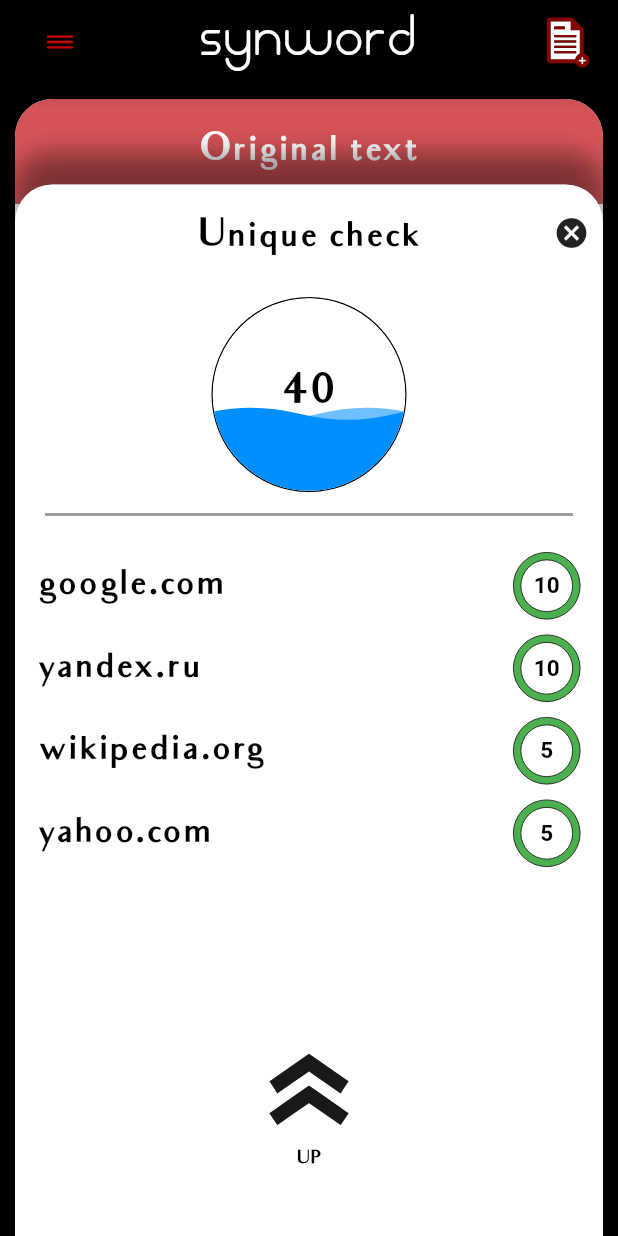
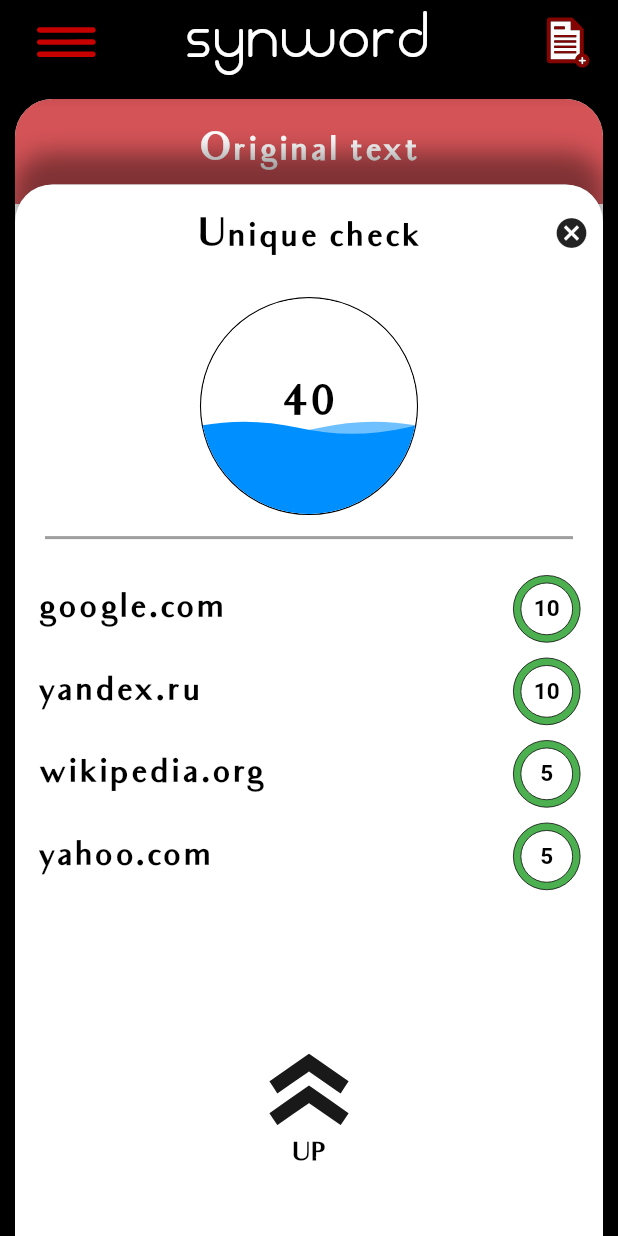
Before and after one commit to summert1m3/Synword-client-legacy, a Flutter app: the screen it shows after launch, after a tap on an icon or button, on a phone screen of 412 x 824 dp. Run offline on Flutter 3.47's test engine with Material 2 defaults, Android fonts, the phone set to English and light mode, and no system bars; our stand-ins replace flutter_svg, hexcolor; missing offline and left inert: loading_animations.

```diff
--- a/lib/widgets/bodyButtonBar.dart
+++ b/lib/widgets/bodyButtonBar.dart
@@ -29,6 +29,8 @@ class BodyButtonBar extends StatelessWidget {
 
   @override
   Widget build(BuildContext context) {
+    final screenSize = MediaQuery.of(context).size;
+
     return Container(
       width: MediaQuery.of(context).copyWith().size.width,
       child: Row(
@@ -37,7 +39,9 @@ class BodyButtonBar extends StatelessWidget {
           Visibility(
             child: Column(
               children: [
-                FloatingActionButton(
+                Container(
+                  width: (screenSize.width+screenSize.height)/20,
+                  child: FloatingActionButton(
                       child: SvgPicture.asset(
                         'icons/check_button.svg',
                         color: Colors.black,
@@ -47,9 +51,10 @@ class BodyButtonBar extends StatelessWidget {
                       elevation: 0.0,
                       onPressed: _firstButtonCallback
                   ),
+                ),
                 Container(
-                  padding: EdgeInsets.only(top: 10),
-                  child: Text('CHECK', style: TextStyle(fontSize: 12, fontFamily: 'Audrey', fontWeight: FontWeight.bold, color: Colors.black)),
+                  padding: EdgeInsets.only(top: (screenSize.height + screenSize.width)/280),
+                  child: Text('CHECK', style: TextStyle(fontSize: screenSize.height/60, fontFamily: 'Audrey', fontWeight: FontWeight.bold, color: Colors.black)),
                 )
               ],
             ),
@@ -64,7 +69,9 @@ class BodyButtonBar extends StatelessWidget {
           Visibility(
             child: Column(
               children: [
-                FloatingActionButton(
+                Container(
+                  width: (screenSize.width+screenSize.height)/20,
+                  child: FloatingActionButton(
                       child: SvgPicture.asset(
                         'icons/up_button.svg',
                         color: Colors.black,
@@ -74,9 +81,10 @@ class BodyButtonBar extends StatelessWidget {
                       elevation: 0.0,
                       onPressed: _secondButtonCallback
                   ),
+                ),
                 Container(
-                  padding: EdgeInsets.only(top: 10),
-                  child: Text('UP', style: TextStyle(fontSize: 12, fontFamily: 'Audrey', fontWeight: FontWeight.bold, color: Colors.black)),
+                  padding: EdgeInsets.only(top: (screenSize.height + screenSize.width)/280),
+                  child: Text('UP', style: TextStyle(fontSize: screenSize.height/50, fontFamily: 'Audrey', fontWeight: FontWeight.bold, color: Colors.black)),
                 )
               ],
             ),
--- a/lib/widgets/drawerMenu/drawerMenu.dart
+++ b/lib/widgets/drawerMenu/drawerMenu.dart
@@ -12,8 +12,9 @@ class DrawerMenu extends StatefulWidget {
 class _DrawerMenuState extends State<DrawerMenu> {
   @override
   Widget build(BuildContext context) {
+    final screenSize = MediaQuery.of(context).size;
     return Container(
-      width: 150,
+      width: screenSize.width/2.8,
       child: Theme(
         data: Theme.of(context).copyWith(
           canvasColor: Colors.black,
@@ -21,11 +22,14 @@ class _DrawerMenuState extends State<DrawerMenu> {
         child: Drawer(
           child: ListView(
             children: <Widget>[
-              SizedBox(height: 5),
+              SizedBox(
+                  height: 5
+              ),
               IconButton(
                 icon: Icon(
                   Icons.arrow_forward,
                   color: Colors.white,
+                  size: (screenSize.height + screenSize.width)/40,
                 ),
                 onPressed: () {
                   FocusScope.of(context).unfocus();
@@ -33,19 +37,20 @@ class _DrawerMenuState extends State<DrawerMenu> {
                 },
               ),
               SizedBox(
-                width: 8,
-                height: 8,
+                height: 3,
               ),
               Text('COMMERCIAL',
                   textAlign: TextAlign.center,
                   style: TextStyle(
-                      color: Colors.white, fontFamily: 'Audrey', fontSize: 15)),
+                    color: Colors.white,
+                    fontFamily: 'Audrey', fontSize: (screenSize.height + screenSize.width)/80,
+                  ),
+              ),
               SizedBox(
-                width: 10,
-                height: 10,
+                height: (screenSize.height + screenSize.width)/240,
               ),
               IconButton(
-                iconSize: 60,
+                iconSize: (screenSize.height/17 + screenSize.width/17),
                 tooltip: 'Premium',
                 icon: SvgPicture.asset(
                   'icons/premium.svg',
@@ -53,9 +58,8 @@ class _DrawerMenuState extends State<DrawerMenu> {
                 ),
                 onPressed: () => {},
               ),
-              //SizedBox(height: 25),
               IconButton(
-                iconSize: 60,
+                iconSize: (screenSize.height/17 + screenSize.width/17),
                 tooltip: 'Buy symbols',
                 icon: SvgPicture.asset(
                   'icons/buy_symbols.svg',
@@ -64,22 +68,20 @@ class _DrawerMenuState extends State<DrawerMenu> {
                 onPressed: () => {},
               ),
               SizedBox(
-                width: 15,
-                height: 15,
+                height: (screenSize.height + screenSize.width)/160,
               ),
               Text(
                   'SOCIAL',
                   textAlign: TextAlign.center,
                   style: TextStyle(
-                      color: Colors.white, fontFamily: 'Audrey', fontSize: 15
-                  )
+                      color: Colors.white, fontFamily: 'Audrey', fontSize: (screenSize.height + screenSize.width)/80,
+                  ),
               ),
               SizedBox(
-                width: 10,
-                height: 10,
+                height: (screenSize.height + screenSize.width)/240,
               ),
               IconButton(
-                iconSize: 55,
+                iconSize: (screenSize.height/17 + screenSize.width/17),
                 tooltip: 'Instagram',
                 icon: Image(
                   image: AssetImage('icons/instagram.png'),
@@ -87,7 +89,7 @@ class _DrawerMenuState extends State<DrawerMenu> {
                 onPressed: () => {},
               ),
               IconButton(
-                iconSize: 55,
+                iconSize: (screenSize.height/17 + screenSize.width/17),
                 tooltip: 'VK',
                 icon: Image(
                   image: AssetImage('icons/vk.png'),
@@ -95,21 +97,19 @@ class _DrawerMenuState extends State<DrawerMenu> {
                 onPressed: () => {},
               ),
               SizedBox(
-                width: 15,
-                height: 15,
+                height: (screenSize.height + screenSize.width)/160,
               ),
               Text('OTHER',
                   textAlign: TextAlign.center,
                   style: TextStyle(
-                      color: Colors.white, fontFamily: 'Audrey', fontSize: 15
-                  )
+                      color: Colors.white, fontFamily: 'Audrey', fontSize: (screenSize.height + screenSize.width)/80,
+                  ),
               ),
               SizedBox(
-                width: 10,
-                height: 10,
+                height: (screenSize.height + screenSize.width)/240,
               ),
               IconButton(
-                iconSize: 60,
+                iconSize: (screenSize.height/17 + screenSize.width/17),
                 tooltip: 'Language',
                 icon: SvgPicture.asset(
                   'icons/language.svg',
@@ -118,7 +118,7 @@ class _DrawerMenuState extends State<DrawerMenu> {
                 onPressed: () => {},
               ),
               IconButton(
-                iconSize: 60,
+                iconSize: (screenSize.height/17 + screenSize.width/17),
                 tooltip: 'Feedback',
                 icon: SvgPicture.asset(
                   'icons/feedback.svg',
--- a/lib/widgets/home.dart
+++ b/lib/widgets/home.dart
@@ -2,30 +2,30 @@ import 'package:flutter/material.dart';
 import 'package:synword/widgets/drawerMenu/drawerMenu.dart';
 import 'package:synword/widgets/body.dart';
 import 'package:flutter_svg/flutter_svg.dart';
+import 'package:synword/widgets/uploadButton/uploadButtonWidget.dart';
 import 'package:hexcolor/hexcolor.dart';
-import 'package:synword/widgets/uploadButton/uploadButtonWidget.dart';
 
 class Home extends StatelessWidget {
 
   final GlobalKey<ScaffoldState> _scaffoldKey = new GlobalKey<ScaffoldState>();
-
   @override
   Widget build(BuildContext context) {
+    final screenSize = MediaQuery.of(context).size;
+
     return Scaffold(
       key: _scaffoldKey,
       appBar: AppBar(
-        leadingWidth: 80,
+        leadingWidth: (screenSize.height/14) + (screenSize.width/14),
         title: Text(
           'synword',
-          style: TextStyle(fontFamily: 'Waxe', fontSize: 33, letterSpacing: 1.5),
+          style: TextStyle(fontFamily: 'Waxe', fontSize: (screenSize.height/33 + screenSize.width/33), letterSpacing: 1.5),
         ),
         centerTitle: true,
         leading: IconButton(
           tooltip: 'Menu',
           icon: SvgPicture.asset(
             'icons/menu.svg',
-            width: 18,
-            height: 18,
+            height: (screenSize.height/61 + screenSize.width/61),
             color: HexColor('#C70000'),
           ),
             onPressed: () => {
@@ -37,6 +37,7 @@ class Home extends StatelessWidget {
             tooltip: 'Insert file',
             icon: SvgPicture.asset(
               'icons/upload_button.svg',
+              height: (screenSize.height/27 + screenSize.width/27),
               semanticsLabel: 'Upload button',
             ),
             onPressed: () {
--- a/lib/widgets/layerTextForm.dart
+++ b/lib/widgets/layerTextForm.dart
@@ -7,6 +7,7 @@ class LayerTextForm extends StatelessWidget {
 
   @override
   Widget build(BuildContext context) {
+    final screenSize = MediaQuery.of(context).size;
     return Container(
       margin: EdgeInsets.all(10),
       child: TextFormField(
@@ -15,7 +16,7 @@ class LayerTextForm extends StatelessWidget {
         decoration: InputDecoration(
             hintStyle: TextStyle(
                 fontFamily: 'Audrey',
-                fontSize: 20,
+                fontSize: (screenSize.height/55 + screenSize.width/55),
                 fontWeight: FontWeight.bold),
             hintText: 'Enter your text here',
             fillColor: Colors.white,
--- a/lib/widgets/layerTitle.dart
+++ b/lib/widgets/layerTitle.dart
@@ -21,6 +21,7 @@ class LayerTitle extends StatelessWidget {
 
   @override
   Widget build(BuildContext context) {
+    final screenSize = MediaQuery.of(context).size;
     return Container(
           width: MediaQuery.of(context).copyWith().size.width - 20,
           height: TitleHeight,
--- a/lib/widgets/waveBar.dart
+++ b/lib/widgets/waveBar.dart
@@ -12,16 +12,18 @@ class WaveBar extends StatelessWidget {
 
   @override
   Widget build(BuildContext context) {
+    final screenSize = MediaQuery.of(context).size;
+
     return Container(
-      width: WaveBarWidth,
-      height: WaveBarHeight,
+      width: (screenSize.width+screenSize.height)/8.5,
+      height: (screenSize.width+screenSize.height)/8.5,
       decoration: BoxDecoration(
         borderRadius: BorderRadius.circular(100.0),
         border: Border.all(width: 0.8)
       ),
       child: Center(
         child: WaveBall(
-          size: 130,
+          size: (screenSize.width+screenSize.height)/8.5,
           circleColor: Colors.white,
           foregroundColor: HexColor("#008FFF"),
           backgroundColor: HexColor("#6FC0FF"),
```
Lines whose indentation alone changed are shown as unchanged.
